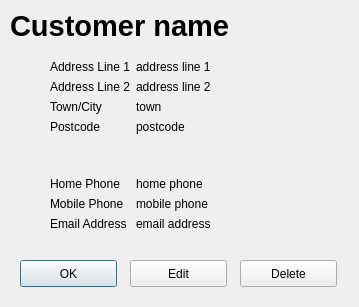
Old version of the form dialogs/customer/CustomerShow.ui in the repository supermaximo93/Computing_Project.
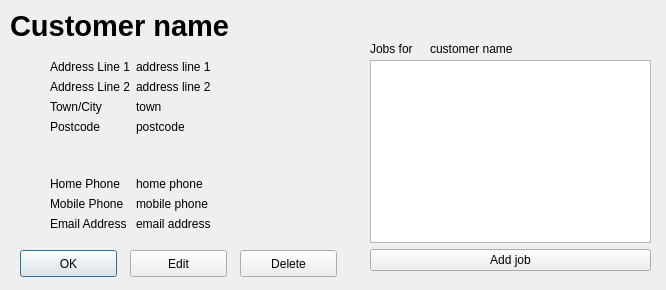
New version of the form.

What changed in the file:
```diff
--- a/dialogs/customer/CustomerShow.ui
+++ b/dialogs/customer/CustomerShow.ui
@@ -6,8 +6,8 @@
    <rect>
     <x>0</x>
     <y>0</y>
-    <width>359</width>
-    <height>307</height>
+    <width>666</width>
+    <height>290</height>
    </rect>
   </property>
   <property name="windowTitle">
@@ -37,7 +37,7 @@
    <property name="geometry">
     <rect>
      <x>20</x>
-     <y>260</y>
+     <y>250</y>
      <width>97</width>
      <height>27</height>
     </rect>
@@ -189,7 +189,7 @@
    <property name="geometry">
     <rect>
      <x>130</x>
-     <y>260</y>
+     <y>250</y>
      <width>97</width>
      <height>27</height>
     </rect>
@@ -202,7 +202,7 @@
    <property name="geometry">
     <rect>
      <x>240</x>
-     <y>260</y>
+     <y>250</y>
      <width>97</width>
      <height>27</height>
     </rect>
@@ -211,6 +211,54 @@
     <string>Delete</string>
    </property>
   </widget>
+  <widget class="QWidget" name="verticalLayoutWidget">
+   <property name="geometry">
+    <rect>
+     <x>370</x>
+     <y>60</y>
+     <width>281</width>
+     <height>211</height>
+    </rect>
+   </property>
+   <layout class="QVBoxLayout" name="verticalLayout">
+    <item>
+     <widget class="QListView" name="listView_jobs"/>
+    </item>
+    <item>
+     <widget class="QPushButton" name="pushButton_addJob">
+      <property name="text">
+       <string>Add job</string>
+      </property>
+     </widget>
+    </item>
+   </layout>
+  </widget>
+  <widget class="QLabel" name="label">
+   <property name="geometry">
+    <rect>
+     <x>370</x>
+     <y>40</y>
+     <width>61</width>
+     <height>17</height>
+    </rect>
+   </property>
+   <property name="text">
+    <string>Jobs for</string>
+   </property>
+  </widget>
+  <widget class="QLabel" name="label_customerNameE2">
+   <property name="geometry">
+    <rect>
+     <x>430</x>
+     <y>40</y>
+     <width>221</width>
+     <height>17</height>
+    </rect>
+   </property>
+   <property name="text">
+    <string>customer name</string>
+   </property>
+  </widget>
  </widget>
  <resources/>
  <connections/>
```
